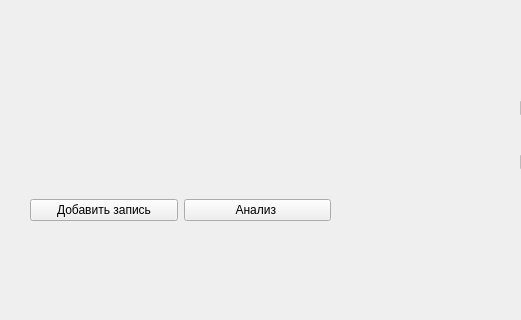
Above: design.ui from neuerun-software/analysis before the change; both pictures show x 0 to 521 and y 280 to 600 of the 800 by 600 pixel window. Below: the same form after it.
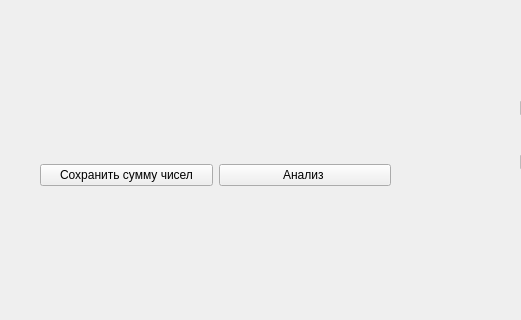
That is the form after the change.

```diff
--- a/design.ui
+++ b/design.ui
@@ -36,17 +36,17 @@
    <widget class="QWidget" name="horizontalLayoutWidget">
     <property name="geometry">
      <rect>
-      <x>30</x>
-      <y>460</y>
-      <width>301</width>
-      <height>61</height>
+      <x>40</x>
+      <y>370</y>
+      <width>351</width>
+      <height>171</height>
      </rect>
     </property>
     <layout class="QHBoxLayout" name="horizontalLayout">
      <item>
       <widget class="QPushButton" name="pushButton_2">
        <property name="text">
-        <string>Добавить запись</string>
+        <string>Сохранить сумму чисел</string>
        </property>
       </widget>
      </item>
```
